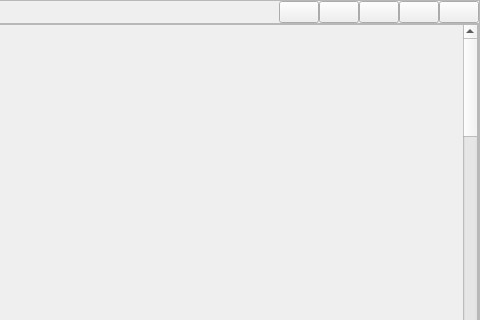
The window that src/gui/main.ui (LaM0uette/PySide6_Blank_Project_demo) describes before a commit, drawn with Qt 5; both pictures show x 361 to 841 and y 0 to 320 of the 841 by 792 pixel window.
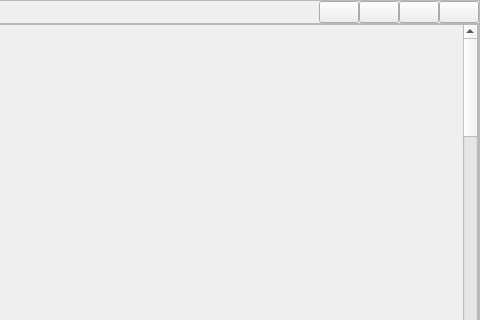
The same window after the commit.

```diff
--- a/src/gui/main.ui
+++ b/src/gui/main.ui
@@ -103,9 +103,6 @@
            </property>
           </spacer>
          </item>
-         <item>
-          <widget class="QPushButton" name="pb_mt_option_2"/>
-         </item>
          <item>
           <widget class="QPushButton" name="pb_mt_option"/>
          </item>
```
